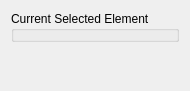
The window that src/ui/reoshydraulicnetworkwidget.ui (vcloarec/ReosProject) describes before a commit, drawn with Qt 5.
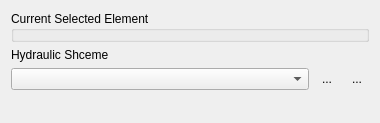
The same window after the commit. Icons and pictures are not drawn. Custom widgets are drawn as their Qt base class.

Commit message: hydraulic schemes

Diff of the .ui file:
```diff
--- a/src/ui/reoshydraulicnetworkwidget.ui
+++ b/src/ui/reoshydraulicnetworkwidget.ui
@@ -6,8 +6,8 @@
    <rect>
     <x>0</x>
     <y>0</y>
-    <width>190</width>
-    <height>91</height>
+    <width>380</width>
+    <height>123</height>
    </rect>
   </property>
   <property name="windowTitle">
@@ -38,6 +38,72 @@
      </layout>
     </widget>
    </item>
+   <item>
+    <widget class="QLabel" name="label">
+     <property name="text">
+      <string>Hydraulic Shceme</string>
+     </property>
+    </widget>
+   </item>
+   <item>
+    <layout class="QHBoxLayout" name="horizontalLayout">
+     <property name="topMargin">
+      <number>0</number>
+     </property>
+     <item>
+      <widget class="QComboBox" name="mHydraulicSchemeCombo"/>
+     </item>
+     <item>
+      <widget class="QToolButton" name="mHydraulicSchemeSettingsButton">
+       <property name="toolTip">
+        <string>Hydraulic Scheme Settings</string>
+       </property>
+       <property name="text">
+        <string>...</string>
+       </property>
+       <property name="icon">
+        <iconset resource="../../images/images.qrc">
+         <normaloff>:/images/settings.svg</normaloff>:/images/settings.svg</iconset>
+       </property>
+       <property name="iconSize">
+        <size>
+         <width>24</width>
+         <height>24</height>
+        </size>
+       </property>
+       <property name="popupMode">
+        <enum>QToolButton::InstantPopup</enum>
+       </property>
+       <property name="autoRaise">
+        <bool>true</bool>
+       </property>
+      </widget>
+     </item>
+     <item>
+      <widget class="QToolButton" name="mHydraulicShcemeAddButton">
+       <property name="toolTip">
+        <string>Add New Hydraulic Scheme</string>
+       </property>
+       <property name="text">
+        <string>...</string>
+       </property>
+       <property name="icon">
+        <iconset resource="../../images/images.qrc">
+         <normaloff>:/images/add.svg</normaloff>:/images/add.svg</iconset>
+       </property>
+       <property name="iconSize">
+        <size>
+         <width>24</width>
+         <height>24</height>
+        </size>
+       </property>
+       <property name="autoRaise">
+        <bool>true</bool>
+       </property>
+      </widget>
+     </item>
+    </layout>
+   </item>
    <item>
     <spacer name="verticalSpacer">
      <property name="orientation">
```
Left out of the diff: 4 changed lines with no effect on the pictures. The commit also changes 30 other files.
